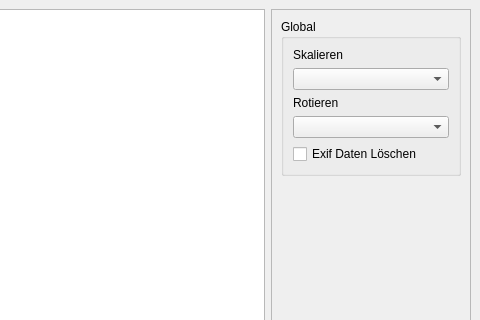
First picture: the form in picup/ui_files/MainWindow.ui, repository Arvedui/picup, before the edit; both pictures show x 320 to 800 and y 0 to 320 of the 800 by 600 pixel window.
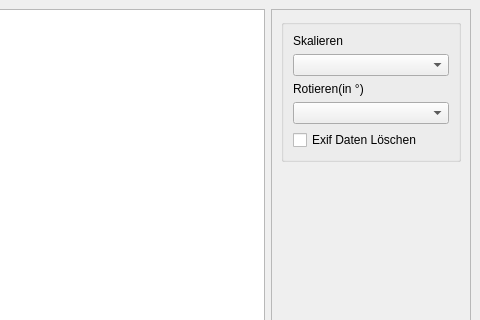
Second picture: the form after the edit.

```diff
--- a/picup/ui_files/MainWindow.ui
+++ b/picup/ui_files/MainWindow.ui
@@ -64,7 +64,7 @@
        <item>
         <widget class="QGroupBox" name="groupBox">
          <property name="title">
-          <string>Global</string>
+          <string/>
          </property>
          <layout class="QVBoxLayout" name="verticalLayout_2">
           <item>
@@ -86,7 +86,7 @@
           <item>
            <widget class="QLabel" name="label_2">
             <property name="text">
-             <string>Rotieren</string>
+             <string>Rotieren(in °)</string>
             </property>
            </widget>
           </item>
```
Left out of the diff: 6 changed lines with no effect on the pictures.
